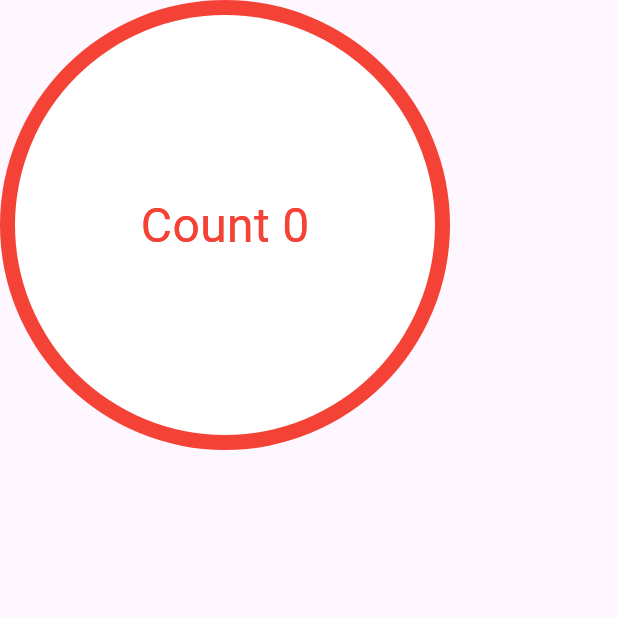
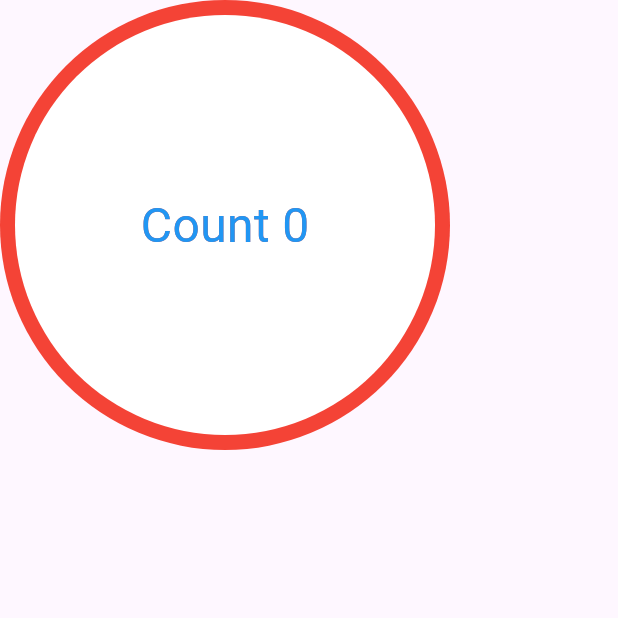
Before and after one commit to sunghunaaa/flutter_fastcampus, a Flutter app: the screen it shows after launch, on a phone screen of 412 x 824 dp, the top half of it. Run offline on Flutter 3.47's test engine with Material 3 defaults, Android fonts, the phone set to English and light mode, and no system bars.

Commit message:
no message

```diff
--- a/flutter_example/lib/main.dart
+++ b/flutter_example/lib/main.dart
@@ -56,7 +56,7 @@ class Badge extends StatelessWidget {
           child: Center(
             child: Text(
               'Count 0',
-              style: TextStyle(color: Colors.red, fontSize: 32),
+              style: TextStyle(color: Colors.blue, fontSize: 32),
             ),
           ),
 
```
